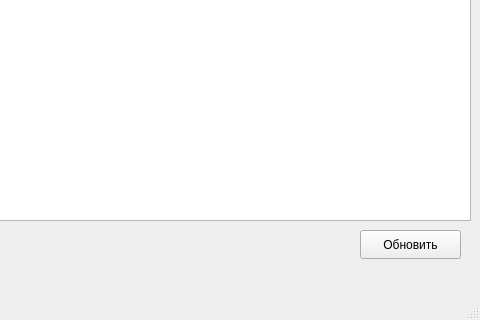
Qt form main.ui (railaxmetov/CoffeeStore) before a commit; both pictures show x 320 to 800 and y 280 to 600 of the 800 by 600 pixel window.
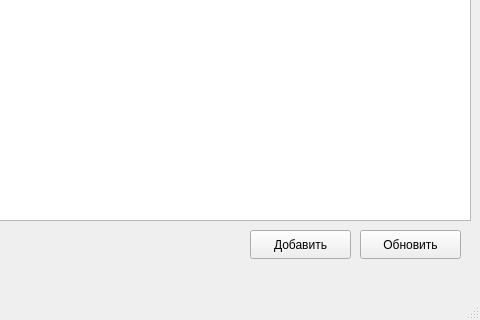
The same form after that commit.

Patch:
```diff
--- a/main.ui
+++ b/main.ui
@@ -37,6 +37,19 @@
      <string>Обновить</string>
     </property>
    </widget>
+   <widget class="QPushButton" name="addCoffee">
+    <property name="geometry">
+     <rect>
+      <x>570</x>
+      <y>510</y>
+      <width>101</width>
+      <height>29</height>
+     </rect>
+    </property>
+    <property name="text">
+     <string>Добавить</string>
+    </property>
+   </widget>
   </widget>
   <widget class="QMenuBar" name="menubar">
    <property name="geometry">
```
